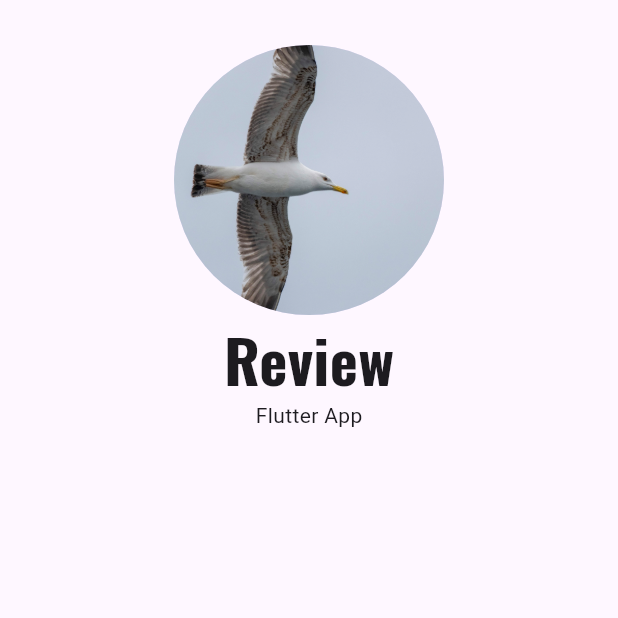
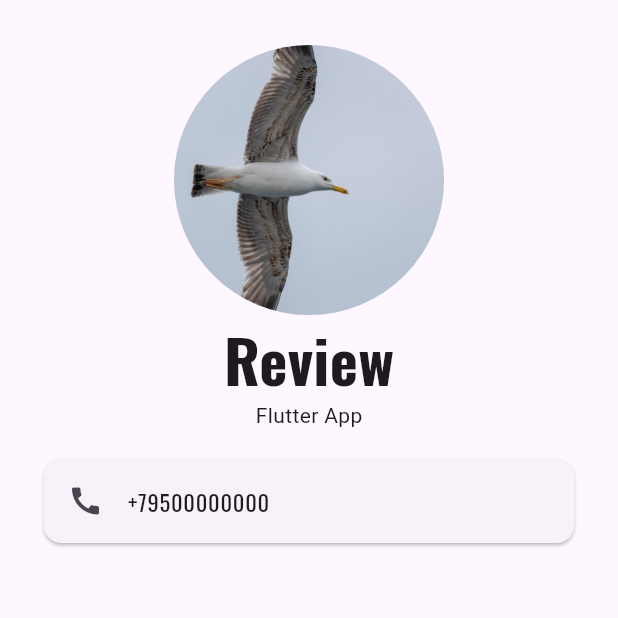
Before and after one commit to Anvar-Yunusov/app_page_flutter, a Flutter app: the screen it shows after launch, on a phone screen of 412 x 824 dp, the top half of it. Run offline on Flutter 3.47's test engine with Material 3 defaults, Android fonts, the phone set to English and light mode, and no system bars.

Commit message:
Добавление поле для ввода номера телефона и занесение констант

```diff
--- /dev/null
+++ b/lib/constants.dart
@@ -0,0 +1,3 @@
+import 'package:flutter/cupertino.dart';
+
+const TextStyle kBizTextStyle = TextStyle(fontFamily: "Oswald", fontSize: 15);
--- a/lib/main.dart
+++ b/lib/main.dart
@@ -1,3 +1,4 @@
+import 'package:app_flutter_page/constants.dart';
 import 'package:flutter/material.dart';
 
 void main() {
@@ -35,6 +36,17 @@
               ),
               Text("Review", style: TextStyle(fontSize: 40, fontFamily: "Oswald",fontWeight: FontWeight.bold)),
               Text("Flutter App"),
+              SizedBox(height: 15,),
+
+              Padding(
+                padding: EdgeInsets.symmetric(horizontal: 25),
+                child: Card(
+                  child: ListTile(
+                    leading: Icon(Icons.call),
+                    title: Text("+79500000000", style: kBizTextStyle,),
+                  ),
+                ),
+              ),
             ],
           ),
         ),
```
